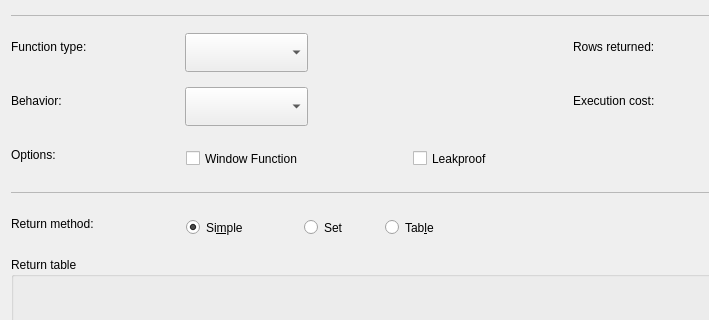
The window that libpgmodeler_ui/ui/functionwidget.ui (pgmodeler/pgmodeler) describes before a commit, drawn with Qt 5; both pictures show x 0 to 709 and y 0 to 320 of the 1004 by 770 pixel window.
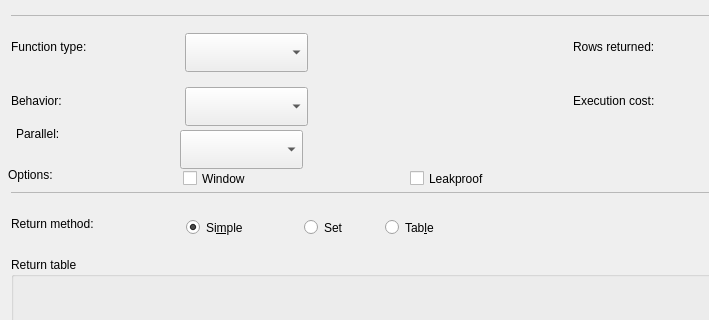
The same window after the commit.

Commit message: Added support to PARALLEL attribute to functions

```diff
--- a/libpgmodeler_ui/ui/functionwidget.ui
+++ b/libpgmodeler_ui/ui/functionwidget.ui
@@ -204,8 +204,8 @@
   <widget class="QCheckBox" name="window_func_chk">
    <property name="geometry">
     <rect>
-     <x>186</x>
-     <y>140</y>
+     <x>183</x>
+     <y>160</y>
      <width>217</width>
      <height>37</height>
     </rect>
@@ -217,14 +217,14 @@
     </sizepolicy>
    </property>
    <property name="text">
-    <string>Window Function</string>
+    <string>Window</string>
    </property>
   </widget>
   <widget class="QCheckBox" name="leakproof_chk">
    <property name="geometry">
     <rect>
-     <x>413</x>
-     <y>140</y>
+     <x>410</x>
+     <y>160</y>
      <width>144</width>
      <height>37</height>
     </rect>
@@ -236,8 +236,8 @@
   <widget class="QLabel" name="options_lbl">
    <property name="geometry">
     <rect>
-     <x>11</x>
-     <y>139</y>
+     <x>8</x>
+     <y>159</y>
      <width>88</width>
      <height>31</height>
     </rect>
@@ -439,6 +439,47 @@
     <bool>true</bool>
    </property>
   </widget>
+  <widget class="QComboBox" name="parallel_cmb">
+   <property name="geometry">
+    <rect>
+     <x>180</x>
+     <y>130</y>
+     <width>123</width>
+     <height>39</height>
+    </rect>
+   </property>
+   <property name="sizePolicy">
+    <sizepolicy hsizetype="Expanding" vsizetype="Fixed">
+     <horstretch>0</horstretch>
+     <verstretch>0</verstretch>
+    </sizepolicy>
+   </property>
+  </widget>
+  <widget class="QLabel" name="parallel_lbl">
+   <property name="geometry">
+    <rect>
+     <x>16</x>
+     <y>118</y>
+     <width>98</width>
+     <height>31</height>
+    </rect>
+   </property>
+   <property name="sizePolicy">
+    <sizepolicy hsizetype="Preferred" vsizetype="Preferred">
+     <horstretch>0</horstretch>
+     <verstretch>0</verstretch>
+    </sizepolicy>
+   </property>
+   <property name="maximumSize">
+    <size>
+     <width>16777215</width>
+     <height>16777215</height>
+    </size>
+   </property>
+   <property name="text">
+    <string>Parallel:</string>
+   </property>
+  </widget>
  </widget>
  <tabstops>
   <tabstop>simple_rb</tabstop>
```
The commit also changes 16 other files.
